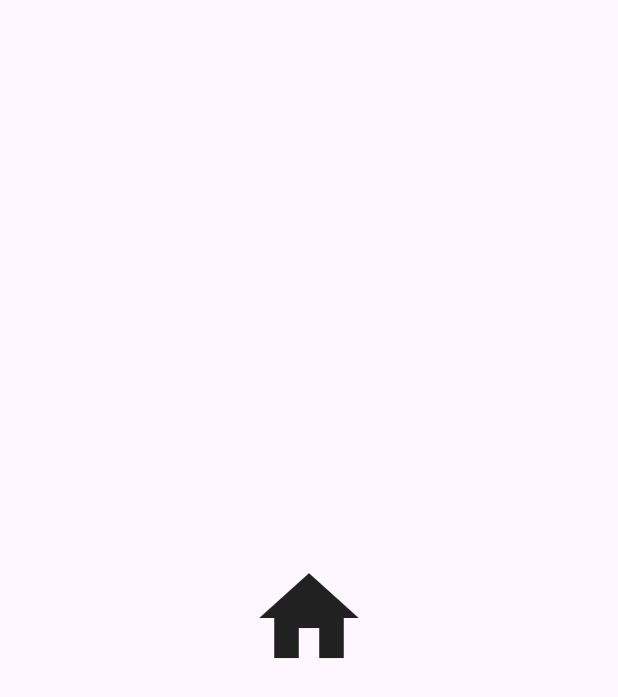
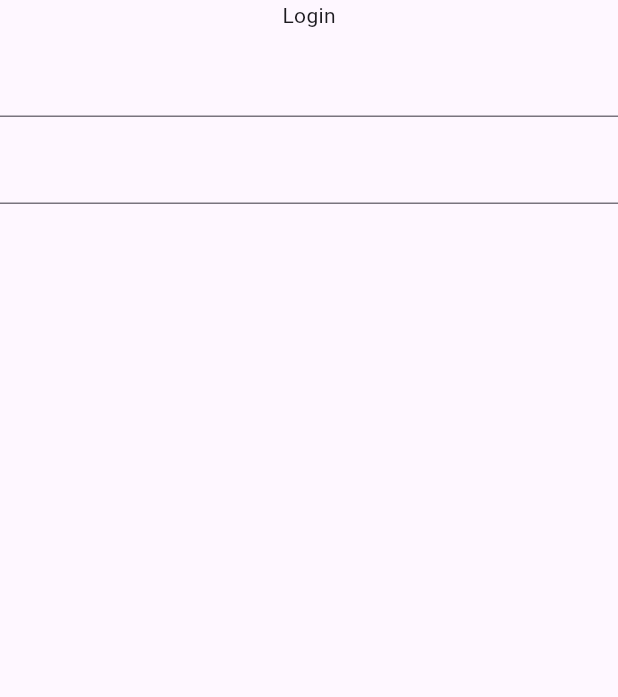
Before and after one commit to mahabubulhasibshawon/house_rent, a Flutter app: the screen it shows after launch, on a phone screen of 412 x 824 dp. Shown: the top 697 px of the screen. Run offline on Flutter 3.47's test engine with Material 3 defaults, Android fonts, the phone set to English and light mode, and no system bars.

Commit message:
Add login, signup files

```diff
--- a/lib/main.dart
+++ b/lib/main.dart
@@ -1,4 +1,5 @@
 import 'package:flutter/material.dart';
+import 'package:house_rental/view/login_view.dart';
 import 'package:house_rental/view/onboarding_view.dart';
 
 void main() {
@@ -15,7 +16,7 @@ class MyApp extends StatelessWidget {
         useMaterial3: true,
       ),
       debugShowCheckedModeBanner: false,
-      home: OnboardingView(),
+      home: LoginView(),
     );
   }
 }
--- /dev/null
+++ b/lib/view/login_view.dart
@@ -0,0 +1,19 @@
+import 'package:flutter/material.dart';
+
+class LoginView extends StatelessWidget {
+  const LoginView({super.key});
+
+  @override
+  Widget build(BuildContext context) {
+    return Scaffold(
+      body: Column(
+        spacing: 10,
+        children: [
+          Text('Login'),
+          TextField(),
+          TextField()
+        ],
+      ),
+    );
+  }
+}
--- /dev/null
+++ b/lib/view/signup_view.dart
@@ -0,0 +1,10 @@
+import 'package:flutter/material.dart';
+
+class SignupView extends StatelessWidget {
+  const SignupView({super.key});
+
+  @override
+  Widget build(BuildContext context) {
+    return Scaffold();
+  }
+}
```
